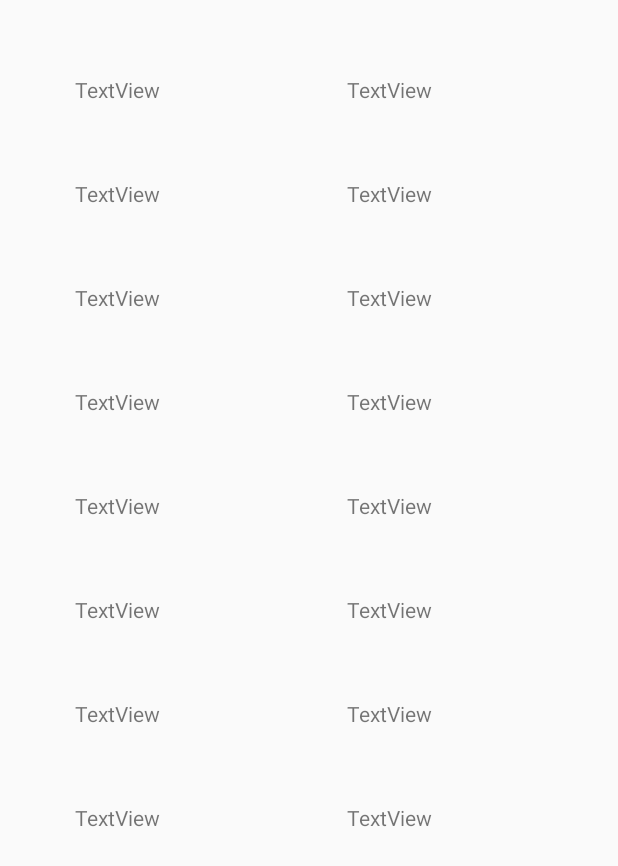
After one commit to bartpos24/CarsManagementApp, an Android app: the DetailsActivity screen opened directly, with no data from a screen before it, on a phone screen of 412 x 824 dp. The commit adds this screen. Shown: the top 866 px of the screen. Run offline under Robolectric (Android 15) with nearby library versions, the phone set to English and light mode, and no system bars; our stand-ins replace Firebase (no records; nobody signed in at launch, a user with empty details on screens opened directly); 1 statement that could not run was skipped.

Commit message:
Adding car list fragment and details activity

```diff
--- a/app/src/main/AndroidManifest.xml
+++ b/app/src/main/AndroidManifest.xml
@@ -1,6 +1,7 @@
 <?xml version="1.0" encoding="utf-8"?>
 <manifest xmlns:android="http://schemas.android.com/apk/res/android"
     package="com.example.carsmanagementapp">
+
     <uses-permission android:name="android.permission.INTERNET" />
     <uses-permission android:name="android.permission.ACCESS_NETWORK_STATE" />
 
@@ -11,7 +12,8 @@
         android:roundIcon="@mipmap/ic_launcher_round"
         android:supportsRtl="true"
         android:theme="@style/AppTheme">
-        <activity android:name=".ui.register.RegisterActivity"></activity>
+        <activity android:name=".ui.cars.dateails.DetailsActivity"></activity>
+        <activity android:name=".ui.register.RegisterActivity" />
         <activity
             android:name=".MainActivity"
             android:label="@string/app_name" />
--- a/app/src/main/java/com/example/carsmanagementapp/Model/Car.kt
+++ b/app/src/main/java/com/example/carsmanagementapp/Model/Car.kt
@@ -3,8 +3,8 @@ package com.example.carsmanagementapp.Model
 import com.example.carsmanagementapp.Model.Enum.CarType
 import com.example.carsmanagementapp.Model.Enum.EngineType
 
-data class Car(var id: Int, var brand: String, var model: String, var carType: CarType, var engCap: Double, var power: Int, var year: Int, var engType: EngineType, var color: String) {
+data class Car(var id: String, var brand: String, var model: String, var carType: CarType, var engCap: Double, var power: Int, var year: Int, var engType: EngineType, var color: String) {
 
-    constructor(): this(-1,"","",CarType.NONE, 0.0,0,0,EngineType.NONE,"")
+    constructor(): this("","","",CarType.NONE, 0.0,0,0,EngineType.NONE,"")
 
 }
--- /dev/null
+++ b/app/src/main/java/com/example/carsmanagementapp/ui/cars/dateails/DetailsActivity.kt
@@ -0,0 +1,66 @@
+package com.example.carsmanagementapp.ui.cars.dateails
+
+import android.content.Context
+import androidx.appcompat.app.AppCompatActivity
+import android.os.Bundle
+import android.util.AttributeSet
+import android.view.View
+import android.widget.TextView
+import androidx.lifecycle.ViewModel
+import androidx.lifecycle.ViewModelProvider
+import com.example.carsmanagementapp.R
+import com.example.carsmanagementapp.ui.cars.CarsViewModel
+import com.google.firebase.database.FirebaseDatabase
+import com.google.firebase.ktx.Firebase
+import kotlinx.android.synthetic.main.activity_details.*
+
+class DetailsActivity : AppCompatActivity() {
+
+    private lateinit var brandTV: TextView
+    private lateinit var modelTV: TextView
+    private lateinit var colorTV: TextView
+    private lateinit var capacityTV: TextView
+    private lateinit var powerTV: TextView
+    private lateinit var yearTV: TextView
+    private lateinit var carTypeTV: TextView
+    private lateinit var engineTypeTV: TextView
+
+    //private lateinit var detailsViewModel: ViewModel
+
+
+
+    override fun onCreate(savedInstanceState: Bundle?) {
+        super.onCreate(savedInstanceState)
+        setContentView(R.layout.activity_details)
+        initUI()
+
+        val detailsViewModel = ViewModelProvider(this).get(DetailsViewModel::class.java)
+        var id = intent.getStringExtra("id")
+
+        detailsViewModel.loadCar(id!!)
+
+        detailsViewModel.carDetails.observe(this, {
+            brandTV.text = it.brand
+            modelTV.text = it.model
+            colorTV.text = it.color
+            capacityTV.text = it.engCap.toString()
+            powerTV.text = it.power.toString()
+            yearTV.text = it.year.toString()
+            carTypeTV.text = it.carType.toString()
+            engineTypeTV.text = it.engType.toString()
+        })
+    }
+    fun initUI() {
+        brandTV = findViewById(R.id.brandDetailsTV)
+        modelTV = findViewById(R.id.modelDetailsTV)
+        colorTV = findViewById(R.id.colorDetailsTV)
+        capacityTV = findViewById(R.id.capacityDetailsTV)
+        powerTV = findViewById(R.id.powerDetailsTV)
+        yearTV = findViewById(R.id.yearDetailsTV)
+        carTypeTV = findViewById(R.id.carTypeDetailsTV)
+        engineTypeTV = findViewById(R.id.engineTypeDetailsTV)
+
+
+
+    }
+}
--- /dev/null
+++ b/app/src/main/java/com/example/carsmanagementapp/ui/cars/dateails/DetailsViewModel.kt
@@ -0,0 +1,45 @@
+package com.example.carsmanagementapp.ui.cars.dateails
+
+import androidx.lifecycle.LiveData
+import androidx.lifecycle.MutableLiveData
+import androidx.lifecycle.ViewModel
+import com.example.carsmanagementapp.Model.Car
+import com.google.firebase.auth.FirebaseAuth
+import com.google.firebase.database.DataSnapshot
+import com.google.firebase.database.DatabaseError
+import com.google.firebase.database.FirebaseDatabase
+import com.google.firebase.database.ValueEventListener
+
+class DetailsViewModel: ViewModel() {
+
+    private var auth = FirebaseAuth.getInstance()
+    private var database = FirebaseDatabase.getInstance()
+    private var ref = database.getReference("Cars").child(auth.currentUser!!.uid).child("ActualCars")
+
+    var carDetails: MutableLiveData<Car> = MutableLiveData()
+
+    private val _text = MutableLiveData<String>().apply {
+        value = "This is add user Fragment"
+    }
+    val text: LiveData<String> = _text
+
+    fun loadCar(id: String){
+        ref.addValueEventListener(object : ValueEventListener {
+            override fun onDataChange(snapshot: DataSnapshot) {
+                if (snapshot.exists()) {
+                    for (h in snapshot.children) {
+                        val car = h.getValue(Car::class.java)
+                        if (id == car!!.id) {
+                            carDetails.value = car
+                        }
+                    }
+                }
+            }
+
+            override fun onCancelled(error: DatabaseError) {
+                TODO("Not yet implemented")
+            }
+        })
+    }
+
+}
--- /dev/null
+++ b/app/src/main/res/layout/activity_details.xml
@@ -0,0 +1,184 @@
+<?xml version="1.0" encoding="utf-8"?>
+<androidx.constraintlayout.widget.ConstraintLayout xmlns:android="http://schemas.android.com/apk/res/android"
+    xmlns:app="http://schemas.android.com/apk/res-auto"
+    xmlns:tools="http://schemas.android.com/tools"
+    android:layout_width="match_parent"
+    android:layout_height="match_parent"
+    tools:context=".ui.cars.dateails.DetailsActivity">
+
+    <TextView
+        android:id="@+id/brand"
+        android:layout_width="wrap_content"
+        android:layout_height="wrap_content"
+        android:text="TextView"
+        app:layout_constraintStart_toStartOf="parent"
+        android:layout_marginTop="50dp"
+        android:layout_marginLeft="50dp"
+        app:layout_constraintTop_toTopOf="parent" />
+
+    <TextView
+        android:id="@+id/brandDetailsTV"
+        android:layout_width="wrap_content"
+        android:layout_height="wrap_content"
+        android:layout_marginLeft="50dp"
+        android:layout_marginTop="50dp"
+        android:text="TextView"
+        app:layout_constraintEnd_toEndOf="parent"
+        app:layout_constraintStart_toEndOf="@+id/brand"
+        android:layout_marginRight="50dp"
+        app:layout_constraintTop_toTopOf="parent" />
+
+    <TextView
+        android:id="@+id/model"
+        android:layout_width="wrap_content"
+        android:layout_height="wrap_content"
+        android:text="TextView"
+        android:layout_marginLeft="50dp"
+        android:layout_marginTop="50dp"
+        app:layout_constraintStart_toStartOf="parent"
+        app:layout_constraintTop_toBottomOf="@+id/brand" />
+
+    <TextView
+        android:id="@+id/modelDetailsTV"
+        android:layout_width="wrap_content"
+        android:layout_height="wrap_content"
+        android:layout_marginLeft="50dp"
+        android:layout_marginTop="50dp"
+        android:layout_marginRight="50dp"
+        android:text="TextView"
+        app:layout_constraintEnd_toEndOf="parent"
+        app:layout_constraintStart_toEndOf="@+id/model"
+        app:layout_constraintTop_toBottomOf="@+id/brandDetailsTV" />
+
+    <TextView
+        android:id="@+id/color"
+        android:layout_width="wrap_content"
+        android:layout_height="wrap_content"
+        android:text="TextView"
+        android:layout_marginLeft="50dp"
+        android:layout_marginTop="50dp"
+        app:layout_constraintStart_toStartOf="parent"
+        app:layout_constraintTop_toBottomOf="@+id/model" />
+
+    <TextView
+        android:id="@+id/colorDetailsTV"
+        android:layout_width="wrap_content"
+        android:layout_height="wrap_content"
+        android:layout_marginLeft="50dp"
+        android:layout_marginTop="50dp"
+        android:layout_marginRight="50dp"
+        android:text="TextView"
+        app:layout_constraintEnd_toEndOf="parent"
+        app:layout_constraintStart_toEndOf="@+id/model"
+        app:layout_constraintTop_toBottomOf="@+id/modelDetailsTV" />
+
+    <TextView
+        android:id="@+id/year"
+        android:layout_width="wrap_content"
+        android:layout_height="wrap_content"
+        android:text="TextView"
+        android:layout_marginLeft="50dp"
+        android:layout_marginTop="50dp"
+        app:layout_constraintStart_toStartOf="parent"
+        app:layout_constraintTop_toBottomOf="@+id/color" />
+
+    <TextView
+        android:id="@+id/yearDetailsTV"
+        android:layout_width="wrap_content"
+        android:layout_height="wrap_content"
+        android:layout_marginLeft="50dp"
+        android:layout_marginTop="50dp"
+        android:layout_marginRight="50dp"
+        android:text="TextView"
+        app:layout_constraintEnd_toEndOf="parent"
+        app:layout_constraintStart_toEndOf="@+id/color"
+        app:layout_constraintTop_toBottomOf="@+id/colorDetailsTV" />
+    <TextView
+        android:id="@+id/power"
+        android:layout_width="wrap_content"
+        android:layout_height="wrap_content"
+        android:text="TextView"
+        android:layout_marginLeft="50dp"
+        android:layout_marginTop="50dp"
+        app:layout_constraintStart_toStartOf="parent"
+        app:layout_constraintTop_toBottomOf="@+id/year" />
+
+    <TextView
+        android:id="@+id/powerDetailsTV"
+        android:layout_width="wrap_content"
+        android:layout_height="wrap_content"
+        android:layout_marginLeft="50dp"
+        android:layout_marginTop="50dp"
+        android:layout_marginRight="50dp"
+        android:text="TextView"
+        app:layout_constraintEnd_toEndOf="parent"
+        app:layout_constraintStart_toEndOf="@+id/year"
+        app:layout_constraintTop_toBottomOf="@+id/yearDetailsTV" />
+    <TextView
+        android:id="@+id/engineType"
+        android:layout_width="wrap_content"
+        android:layout_height="wrap_content"
+        android:text="TextView"
+        android:layout_marginLeft="50dp"
+        android:layout_marginTop="50dp"
+        app:layout_constraintStart_toStartOf="parent"
+        app:layout_constraintTop_toBottomOf="@+id/power" />
+
+    <TextView
+        android:id="@+id/engineTypeDetailsTV"
+        android:layout_width="wrap_content"
+        android:layout_height="wrap_content"
+        android:layout_marginLeft="50dp"
+        android:layout_marginTop="50dp"
+        android:layout_marginRight="50dp"
+        android:text="TextView"
+        app:layout_constraintEnd_toEndOf="parent"
+        app:layout_constraintStart_toEndOf="@+id/engineType"
+        app:layout_constraintTop_toBottomOf="@+id/powerDetailsTV"/>
+
+    <TextView
+        android:id="@+id/carType"
+        android:layout_width="wrap_content"
+        android:layout_height="wrap_content"
+        android:text="TextView"
+        android:layout_marginLeft="50dp"
+        android:layout_marginTop="50dp"
+        app:layout_constraintStart_toStartOf="parent"
+        app:layout_constraintTop_toBottomOf="@+id/engineType" />
+
+    <TextView
+        android:id="@+id/carTypeDetailsTV"
+        android:layout_width="wrap_content"
+        android:layout_height="wrap_content"
+        android:layout_marginLeft="50dp"
+        android:layout_marginTop="50dp"
+        android:layout_marginRight="50dp"
+        android:text="TextView"
+        app:layout_constraintEnd_toEndOf="parent"
+        app:layout_constraintStart_toEndOf="@+id/engineType"
+        app:layout_constraintTop_toBottomOf="@+id/engineTypeDetailsTV"/>
+    <TextView
+        android:id="@+id/capacity"
+        android:layout_width="wrap_content"
+        android:layout_height="wrap_content"
+        android:text="TextView"
+        android:layout_marginLeft="50dp"
+        android:layout_marginTop="50dp"
+        app:layout_constraintStart_toStartOf="parent"
+        app:layout_constraintTop_toBottomOf="@+id/carType" />
+
+    <TextView
+        android:id="@+id/capacityDetailsTV"
+        android:layout_width="wrap_content"
+        android:layout_height="wrap_content"
+        android:layout_marginLeft="50dp"
+        android:layout_marginTop="50dp"
+        android:layout_marginRight="50dp"
+        android:text="TextView"
+        app:layout_constraintEnd_toEndOf="parent"
+        app:layout_constraintStart_toEndOf="@+id/engineType"
+        app:layout_constraintTop_toBottomOf="@+id/carTypeDetailsTV"/>
+
+
+
+</androidx.constraintlayout.widget.ConstraintLayout>
--- a/app/src/main/res/layout/cars_fragment.xml
+++ b/app/src/main/res/layout/cars_fragment.xml
@@ -11,5 +11,6 @@
     <androidx.recyclerview.widget.RecyclerView
         android:id="@+id/recyclerAllCars"
         android:layout_width="match_parent"
-        android:layout_height="match_parent" />
+        android:layout_height="match_parent"
+        android:scrollbars="vertical" />
 </LinearLayout>
```
Also changed, not shown: app/src/main/java/com/example/carsmanagementapp/Model/Enum/EngineType.kt (+6 -6 lines), app/src/main/java/com/example/carsmanagementapp/ui/addCar/AddCar.kt (+40 -61 lines), app/src/main/java/com/example/carsmanagementapp/ui/addCar/AddCarViewModel.kt (+3 -51 lines), app/src/main/java/com/example/carsmanagementapp/ui/cars/CarsAdapter.kt (+14 -14 lines), app/src/main/java/com/example/carsmanagementapp/ui/cars/CarsFragment.kt (+21 -12 lines), app/src/main/java/com/example/carsmanagementapp/ui/cars/CarsViewModel.kt (+15 -34 lines), app/src/main/res/values/strings.xml (line endings or trailing spaces).
